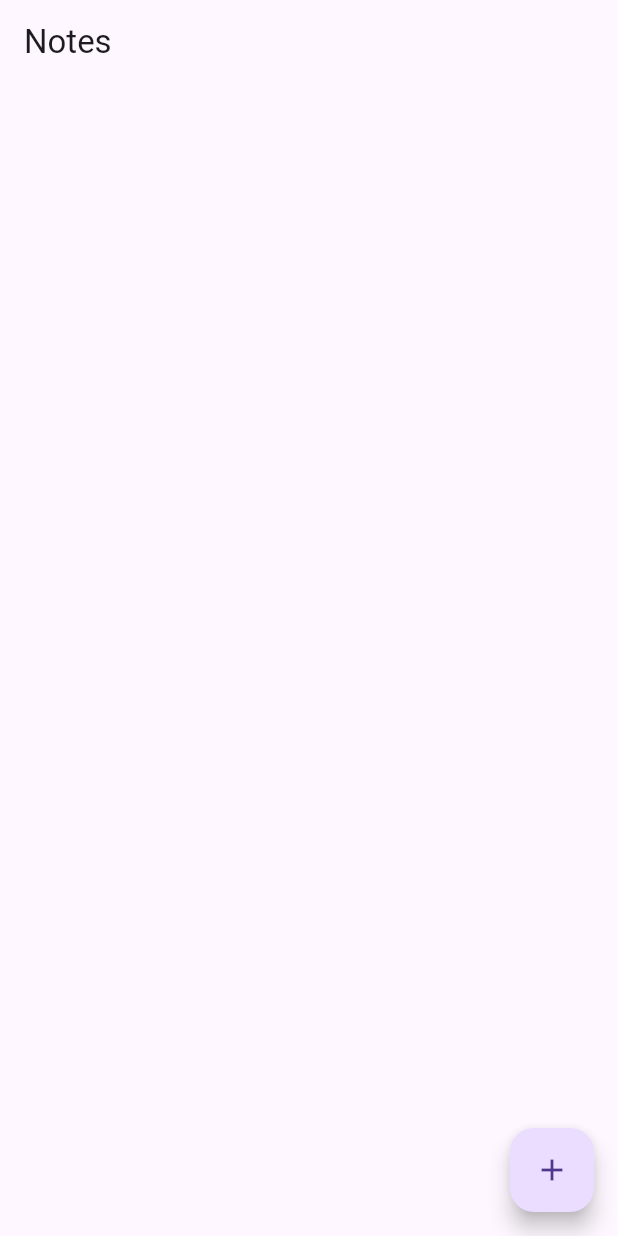
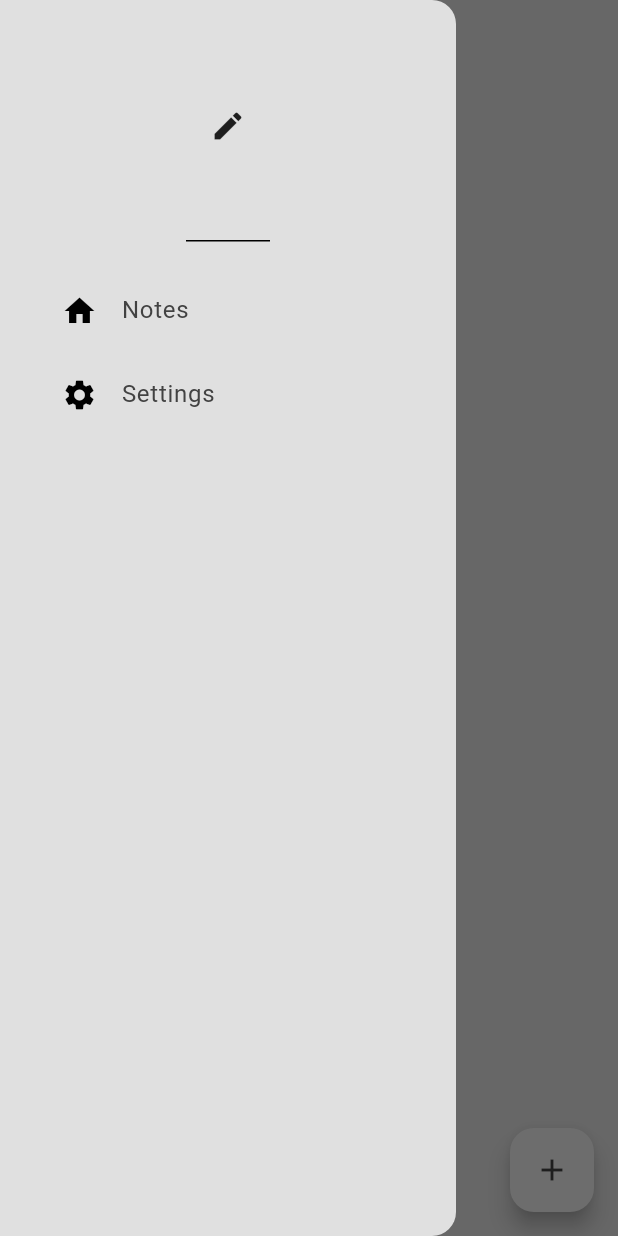
Before and after one commit to Raksha-Karn/Notes-App, a Flutter app: the screen it shows after launch, with the side drawer open (before the commit the screen has no drawer), on a phone screen of 412 x 824 dp. Run offline on Flutter 3.47's test engine with Material 3 defaults, Android fonts, the phone set to English and light mode, and no system bars; our stand-ins replace google_fonts, isar, popover; accounts and stored records are empty; generated files the repository leaves out were written again.

Commit message:
Changed settings and added theme

```diff
--- /dev/null
+++ b/lib/components/drawer_tile.dart
@@ -0,0 +1,31 @@
+import 'package:flutter/material.dart';
+
+class MyDrawerTile extends StatelessWidget {
+  final String title;
+  final Widget leading;
+  final void Function()? onTap;
+
+  const MyDrawerTile({
+    super.key,
+    required this.title,
+    required this.leading,
+    required this.onTap,
+  });
+
+  @override
+  Widget build(BuildContext context) {
+    return Padding(
+      padding: const EdgeInsets.only(left: 25.0),
+      child: ListTile(
+        title: Text(
+          title,
+          style: TextStyle(
+            color: Theme.of(context).colorScheme.inversePrimary,
+          ),
+          ),
+        leading: leading,
+        onTap: onTap,
+      ),
+    );
+  }
+}
--- /dev/null
+++ b/lib/components/my_drawer.dart
@@ -0,0 +1,28 @@
+import 'package:flutter/material.dart';
+import 'package:notes_app/components/drawer_tile.dart';
+import 'package:notes_app/pages/settings_page.dart';
+
+class MyDrawer extends StatelessWidget {
+  const MyDrawer({super.key});
+
+  @override
+  Widget build(BuildContext context) {
+    return Drawer(
+      backgroundColor: Theme.of(context).colorScheme.surface,
+      child: Column(
+        children: [
+          const DrawerHeader(child: Icon(Icons.edit),
+          ),
+
+          const SizedBox(height: 10),
+
+          MyDrawerTile(title: "Notes", leading: const Icon(Icons.home), onTap: () => Navigator.pop(context)),
+          MyDrawerTile(title: "Settings", leading: const Icon(Icons.settings), onTap: () {
+            Navigator.pop(context);
+            Navigator.push(context, MaterialPageRoute(builder: (context) => const SettingsPage()));
+          }),
+        ],
+      )
+      );
+  }
+}
--- a/lib/main.dart
+++ b/lib/main.dart
@@ -1,13 +1,21 @@
 import 'package:flutter/material.dart';
 import 'package:notes_app/models/note_database.dart';
 import 'package:notes_app/pages/notes_page.dart';
+import 'package:notes_app/theme/theme_provider.dart';
 import 'package:provider/provider.dart';
 
 void main() async {
   WidgetsFlutterBinding.ensureInitialized();
   await NoteDatabase.initialize();
 
-  runApp(ChangeNotifierProvider(create: (context) => NoteDatabase(), child: const MainApp()));
+  runApp(
+    MultiProvider(providers: [
+    ChangeNotifierProvider(create: (context) => NoteDatabase()),
+    ChangeNotifierProvider(create: (context) => ThemeProvider())
+    ],
+    child: const MainApp()
+    )
+    );
 }
 
 class MainApp extends StatelessWidget {
@@ -15,9 +23,10 @@ class MainApp extends StatelessWidget {
 
   @override
   Widget build(BuildContext context) {
-    return const MaterialApp(
+    return MaterialApp(
       debugShowCheckedModeBanner: false,
-      home: NotesPage(),
+      home: const NotesPage(),
+      theme: Provider.of<ThemeProvider>(context).themeData,
     );
   }
 }
--- a/lib/pages/notes_page.dart
+++ b/lib/pages/notes_page.dart
@@ -1,4 +1,7 @@
 import 'package:flutter/material.dart';
+import 'package:google_fonts/google_fonts.dart';
+import 'package:notes_app/components/my_drawer.dart';
+import 'package:notes_app/components/note_tile.dart';
 import 'package:notes_app/models/note.dart';
 import 'package:notes_app/models/note_database.dart';
 import 'package:provider/provider.dart';
@@ -22,8 +25,15 @@ class _NotesPageState extends State<NotesPage> {
   void createNote() {
     showDialog(context: context, builder: (context) =>
     AlertDialog(
+      backgroundColor: Theme.of(context).colorScheme.surface,
       content: TextField(
         controller: textController,
+        decoration: InputDecoration(
+          hintText: "Type your note here...",
+          hintStyle: TextStyle(
+            color: Theme.of(context).colorScheme.inversePrimary,
+          ),
+        ),
       ),
       actions: [
         MaterialButton(
@@ -47,6 +57,7 @@ class _NotesPageState extends State<NotesPage> {
     textController.text = note.text;
     showDialog(context: context, builder: (context) =>
     AlertDialog(
+      backgroundColor: Theme.of(context).colorScheme.surface,
       title: const Text("Update Note"),
       content: TextField(
         controller: textController,
@@ -77,34 +88,49 @@ class _NotesPageState extends State<NotesPage> {
     List<Note> currentNotes = noteDatabase.currentNotes;
 
     return Scaffold(
-      appBar: AppBar(title: Text("Notes")),
+      appBar: AppBar(
+        elevation: 0,
+        backgroundColor: Colors.transparent,
+        foregroundColor: Theme.of(context).colorScheme.inversePrimary,
+        ),
+        backgroundColor: Theme.of(context).colorScheme.surface,
       floatingActionButton: FloatingActionButton(
         onPressed: createNote,
-        child: const Icon(Icons.add),
+        backgroundColor: Theme.of(context).colorScheme.primary,
+        child: Icon(
+          Icons.add,
+          color: Theme.of(context).colorScheme.inversePrimary,
+          ),
         ),
-        body: ListView.builder(
-          itemCount: currentNotes.length,
-          itemBuilder: (context, index) {
-            final note = currentNotes[index];
+        drawer: const MyDrawer(),
+        body: Column(
+          crossAxisAlignment: CrossAxisAlignment.start,
+          children: [
+            Padding(
+              padding: const EdgeInsets.only(left: 25.0),
+              child: Text(
+                'Notes',
+                style: GoogleFonts.dmSerifText(
+                  fontSize: 48,
+                  color: Theme.of(context ).colorScheme.inversePrimary,
+                  ),
+                ),
+            ),
+            Expanded(
+              child: ListView.builder(
+                itemCount: currentNotes.length,
+                itemBuilder: (context, index) {
+                  final note = currentNotes[index];
 
-            return ListTile(
-              title: Text(note.text),
-              trailing: Row(
-                mainAxisSize: MainAxisSize.min,
-                children: [
-                  IconButton(
-                    onPressed: () => updateNote(note),
-                    icon: const Icon(Icons.edit),
-                  ),
-
-                  IconButton(
-                    onPressed: () => deleteNote(note.id),
-                    icon: const Icon(Icons.delete),
-                  )
-                ],
+                  return NoteTile(
+                    text: note.text,
+                    onEditPressed: () => updateNote(note),
+                    onDeletePressed: () => deleteNote(note.id),
+                    );
+                },
               ),
-            );
-          },
+            ),
+          ],
         ),
     );
   }
--- /dev/null
+++ b/lib/theme/theme.dart
@@ -0,0 +1,21 @@
+import 'package:flutter/material.dart';
+
+ThemeData lightMode = ThemeData(
+  brightness: Brightness.light,
+  colorScheme: ColorScheme.light(
+    surface: Colors.grey.shade300,
+    primary: Colors.grey.shade200,
+    secondary: Colors.grey.shade400,
+    inversePrimary: Colors.grey.shade800
+  )
+);
+
+ThemeData darkMode = ThemeData(
+  brightness: Brightness.dark,
+  colorScheme: ColorScheme.dark(
+    surface: const Color.fromARGB(255, 35, 35, 35),
+    primary: Colors.grey.shade800,
+    secondary: const Color.fromARGB(255, 46, 46, 46),
+    inversePrimary: Colors.grey.shade300
+  )
+);
--- /dev/null
+++ b/lib/theme/theme_provider.dart
@@ -0,0 +1,25 @@
+import 'package:flutter/material.dart';
+import 'package:notes_app/theme/theme.dart';
+
+class ThemeProvider extends ChangeNotifier {
+  // inititally theme is lightmode
+  ThemeData _themeData = lightMode;
+
+//getter method to access theme from other parts of the code
+  ThemeData get themeData => _themeData;
+
+// getter method to see if we are in dark mode or not
+  bool get isDarkMode => _themeData == darkMode;
+
+//setter method to set the new theme
+  set themeData(ThemeData themeData) {
+    _themeData = themeData;
+    notifyListeners();
+  }
+
+// we will use this toggle in a switch later
+  void toggleTheme() {
+    _themeData = _themeData == lightMode ? darkMode : lightMode;
+    notifyListeners();
+  }
+}
--- a/pubspec.yaml
+++ b/pubspec.yaml
@@ -9,11 +9,13 @@ environment:
 dependencies:
   flutter:
     sdk: flutter
+  google_fonts: ^6.2.1
   isar: ^3.1.0+1
   isar_flutter_libs:
     git:
       url: https://github.com/MrLittleWhite/isar_flutter_libs.git
   path_provider: ^2.1.5
+  popover: ^0.3.1
   provider: ^6.1.2
 
 dev_dependencies:
```
Also changed, not shown: lib/components/note_settings.dart (added, +45 -0 lines), lib/components/note_tile.dart (added, +43 -0 lines), lib/pages/settings_page.dart (added, +45 -0 lines), pubspec.lock.
